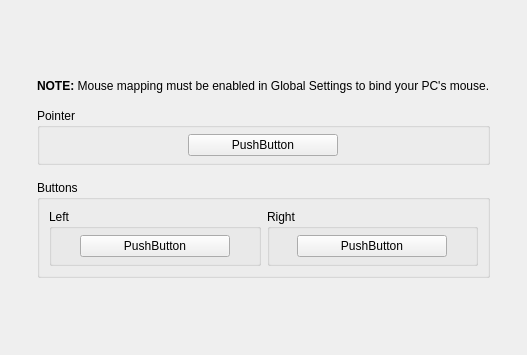
First picture: the form in src/duckstation-qt/controllerbindingwidget_mouse.ui, repository stenzek/duckstation, before the edit; both pictures show x 163 to 690 and y 0 to 355 of the 1100 by 505 pixel window.
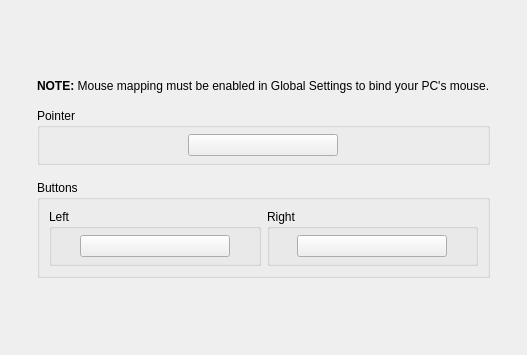
Second picture: the form after the edit. Custom widgets are drawn as their Qt base class.

What changed in the file:
```diff
--- a/src/duckstation-qt/controllerbindingwidget_mouse.ui
+++ b/src/duckstation-qt/controllerbindingwidget_mouse.ui
@@ -88,9 +88,6 @@
               <height>16777215</height>
              </size>
             </property>
-            <property name="text">
-             <string>PushButton</string>
-            </property>
            </widget>
           </item>
          </layout>
@@ -148,9 +145,6 @@
                <height>16777215</height>
               </size>
              </property>
-             <property name="text">
-              <string>PushButton</string>
-             </property>
             </widget>
            </item>
           </layout>
@@ -188,9 +182,6 @@
                <height>16777215</height>
               </size>
              </property>
-             <property name="text">
-              <string>PushButton</string>
-             </property>
             </widget>
            </item>
           </layout>
```
